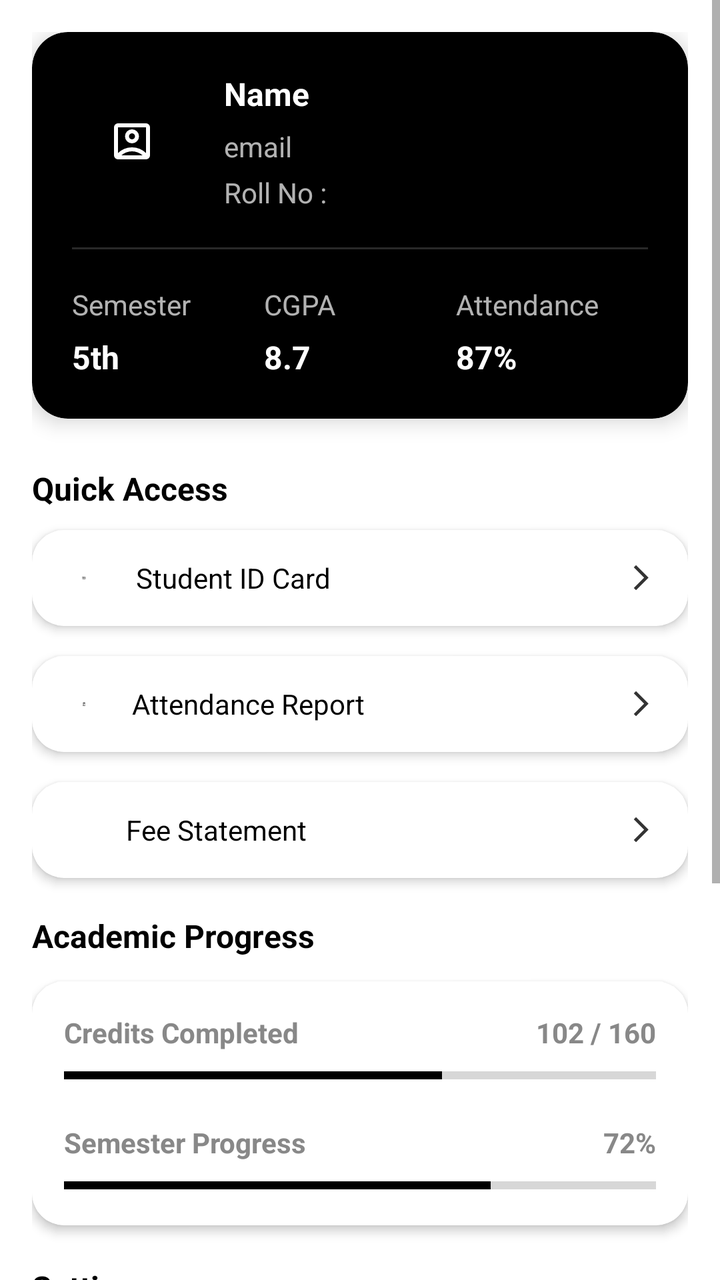
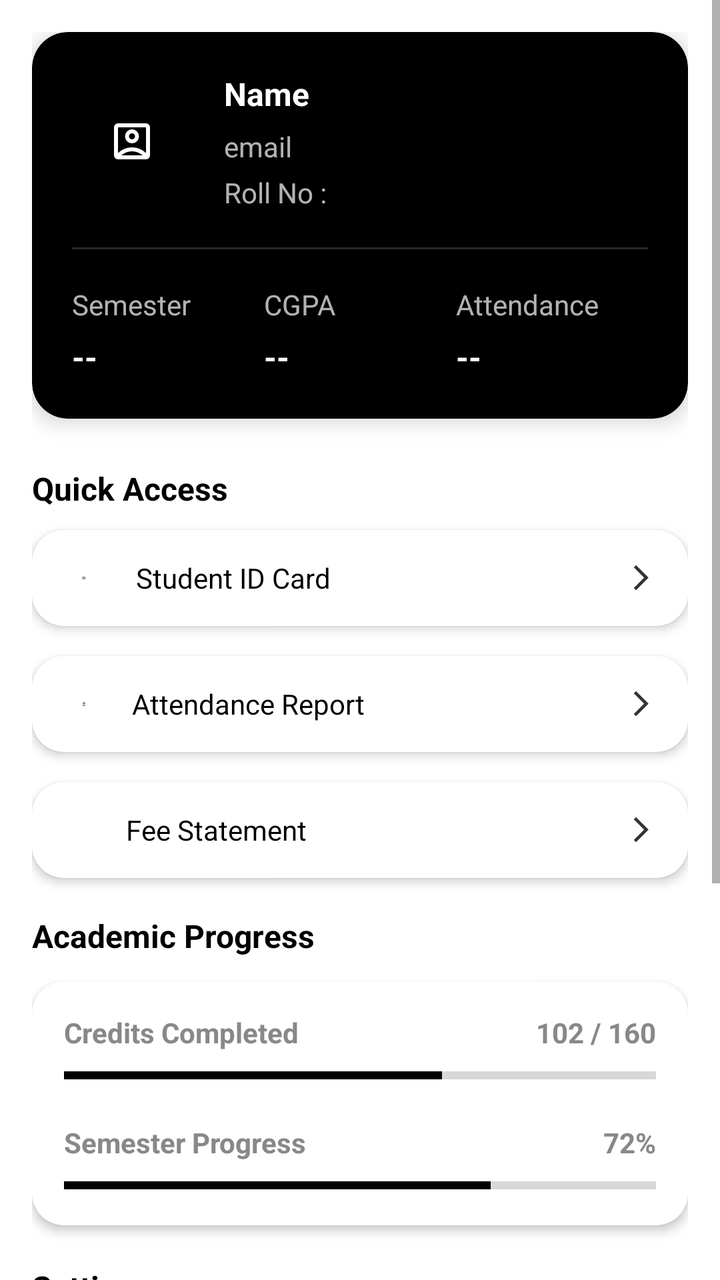

An Android layout rendered at two revisions. The XML below is the earlier revision; the diff shows what the commit changed to produce the second picture.
<!-- AndroidManifest.xml: application theme Theme.StudentOrganizer -->
<!-- res/layout/fragment_profile.xml -->
<?xml version="1.0" encoding="utf-8"?>
<ScrollView xmlns:android="http://schemas.android.com/apk/res/android"
    xmlns:app="http://schemas.android.com/apk/res-auto"
    android:layout_width="match_parent"
    android:layout_height="match_parent"
    android:fillViewport="true">

    <LinearLayout
        android:layout_width="match_parent"
        android:layout_height="wrap_content"
        android:orientation="vertical"
        android:padding="16dp">

        <androidx.cardview.widget.CardView
            android:layout_width="match_parent"
            android:layout_height="wrap_content"
            app:cardCornerRadius="18dp"
            app:cardElevation="6dp"
            app:cardBackgroundColor="@color/black">

            <LinearLayout
                android:layout_width="match_parent"
                android:layout_height="wrap_content"
                android:orientation="vertical"
                android:padding="20dp">

                <LinearLayout
                    android:layout_width="match_parent"
                    android:layout_height="wrap_content"
                    android:gravity="center_vertical"
                    android:orientation="horizontal">

                    <ImageView
                        android:id="@+id/imgProfile"
                        android:layout_width="60dp"
                        android:layout_height="60dp"
                        android:src="@drawable/ic_account_box"
                        app:tint="@color/white"
                        android:padding="18dp"/>

                    <LinearLayout
                        android:layout_width="0dp"
                        android:layout_height="wrap_content"
                        android:layout_marginStart="16dp"
                        android:layout_weight="1"
                        android:orientation="vertical">

                        <TextView
                            android:id="@+id/tvName"
                            android:layout_width="wrap_content"
                            android:layout_height="wrap_content"
                            android:text="Name"
                            android:textColor="@color/white"
                            android:textSize="16sp"
                            android:textStyle="bold"/>

                        <TextView
                            android:id="@+id/tvEmail"
                            android:layout_width="wrap_content"
                            android:layout_height="wrap_content"
                            android:layout_marginTop="6dp"
                            android:text="email"
                            android:textColor="@color/white"
                            android:alpha="0.7"
                            android:textSize="14sp"/>

                        <TextView
                            android:id="@+id/tvRoll"
                            android:layout_width="wrap_content"
                            android:layout_height="wrap_content"
                            android:layout_marginTop="4dp"
                            android:text="Roll No :"
                            android:textColor="@color/white"
                            android:alpha="0.7"
                            android:textSize="14sp"/>

                    </LinearLayout>

                </LinearLayout>

                <View
                    android:layout_width="match_parent"
                    android:layout_height="1dp"
                    android:layout_marginTop="18dp"
                    android:background="@color/gray_light"
                    android:alpha="0.2"/>

                <LinearLayout
                    android:layout_width="match_parent"
                    android:layout_height="wrap_content"
                    android:layout_marginTop="18dp"
                    android:orientation="horizontal">

                    <LinearLayout
                        android:layout_width="0dp"
                        android:layout_height="wrap_content"
                        android:layout_weight="1"
                        android:orientation="vertical">

                        <TextView
                            android:layout_width="wrap_content"
                            android:layout_height="wrap_content"
                            android:text="Semester"
                            android:textColor="@color/white"
                            android:alpha="0.7"
                            android:textSize="14sp"/>

                        <TextView
                            android:id="@+id/tvSemester"
                            android:layout_width="wrap_content"
                            android:layout_height="wrap_content"
                            android:layout_marginTop="6dp"
                            android:text="5th"
                            android:textColor="@color/white"
                            android:textSize="16sp"
                            android:textStyle="bold"/>

                    </LinearLayout>

                    <LinearLayout
                        android:layout_width="0dp"
                        android:layout_height="wrap_content"
                        android:layout_weight="1"
                        android:orientation="vertical">

                        <TextView
                            android:layout_width="wrap_content"
                            android:layout_height="wrap_content"
                            android:text="CGPA"
                            android:textColor="@color/white"
                            android:alpha="0.7"
                            android:textSize="14sp"/>

                        <TextView
                            android:id="@+id/tvCgpa"
                            android:layout_width="wrap_content"
                            android:layout_height="wrap_content"
                            android:layout_marginTop="6dp"
                            android:text="8.7"
                            android:textColor="@color/white"
                            android:textSize="16sp"
                            android:textStyle="bold"/>

                    </LinearLayout>

                    <LinearLayout
                        android:layout_width="0dp"
                        android:layout_height="wrap_content"
                        android:layout_weight="1"
                        android:orientation="vertical">

                        <TextView
                            android:layout_width="wrap_content"
                            android:layout_height="wrap_content"
                            android:text="Attendance"
                            android:textColor="@color/white"
                            android:alpha="0.7"
                            android:textSize="14sp"/>

                        <TextView
                            android:id="@+id/tvAttendance"
                            android:layout_width="wrap_content"
                            android:layout_height="wrap_content"
                            android:layout_marginTop="6dp"
                            android:text="87%"
                            android:textColor="@color/white"
                            android:textSize="16sp"
                            android:textStyle="bold"/>

                    </LinearLayout>
                </LinearLayout>
            </LinearLayout>
        </androidx.cardview.widget.CardView>


        <TextView
            android:layout_width="wrap_content"
            android:layout_height="wrap_content"
            android:layout_marginTop="24dp"
            android:layout_marginBottom="10dp"
            android:text="Quick Access"
            android:textColor="@color/black"
            android:textSize="16sp"
            android:textStyle="bold"/>

        <androidx.cardview.widget.CardView
            android:layout_width="match_parent"
            android:layout_height="48dp"
            android:layout_marginBottom="15dp"
            app:cardCornerRadius="16dp"
            app:cardElevation="3dp">

            <LinearLayout
                android:layout_width="match_parent"
                android:layout_height="match_parent"
                android:gravity="center_vertical"
                android:orientation="horizontal"
                android:paddingHorizontal="16dp">

                <ImageView
                    android:layout_width="20dp"
                    android:layout_height="20dp"
                    android:src="@drawable/ic_id_card"
                    android:padding="9dp"
                    app:tint="@color/black"/>

                <TextView
                    android:layout_width="0dp"
                    android:layout_height="wrap_content"
                    android:layout_marginStart="16dp"
                    android:layout_weight="1"
                    android:text="Student ID Card"
                    android:textColor="@color/black"
                    android:textSize="14sp"/>

                <ImageView
                    android:layout_width="15dp"
                    android:layout_height="15dp"
                    android:src="@drawable/ic_arrow_forward"
                    app:tint="@color/gray_dark"/>

            </LinearLayout>

        </androidx.cardview.widget.CardView>


        <androidx.cardview.widget.CardView
            android:id="@+id/cardAttendanceReport"
            android:layout_width="match_parent"
            android:layout_height="48dp"
            android:layout_marginBottom="15dp"
            android:clickable="true"
            android:focusable="true"
            android:foreground="?android:attr/selectableItemBackground"
            app:cardCornerRadius="16dp"
            app:cardElevation="3dp">

            <LinearLayout
                android:layout_width="match_parent"
                android:layout_height="match_parent"
                android:gravity="center_vertical"
                android:orientation="horizontal"
                android:paddingHorizontal="16dp">

                <ImageView
                    android:layout_width="20dp"
                    android:layout_height="20dp"
                    android:src="@drawable/ic_report"
                    android:padding="9dp"
                    app:tint="@color/black"/>

                <TextView
                    android:layout_width="0dp"
                    android:layout_height="wrap_content"
                    android:layout_marginStart="14dp"
                    android:layout_weight="1"
                    android:text="Attendance Report"
                    android:textColor="@color/black"
                    android:textSize="14sp"/>

                <ImageView
                    android:layout_width="15dp"
                    android:layout_height="15dp"
                    android:src="@drawable/ic_arrow_forward"
                    app:tint="@color/gray_dark"/>
            </LinearLayout>

        </androidx.cardview.widget.CardView>

        <androidx.cardview.widget.CardView
            android:layout_width="match_parent"
            android:layout_height="48dp"
            android:layout_marginBottom="18dp"
            app:cardCornerRadius="16dp"
            app:cardElevation="3dp"
            app:cardBackgroundColor="@color/white">

            <LinearLayout
                android:layout_width="match_parent"
                android:layout_height="match_parent"
                android:gravity="center_vertical"
                android:orientation="horizontal"
                android:paddingHorizontal="16dp">

                <ImageView
                    android:layout_width="17dp"
                    android:layout_height="20dp"
                    android:src="@drawable/ic_rupee"
                    android:padding="9dp"
                    app:tint="@color/black" />

                <TextView
                    android:layout_width="0dp"
                    android:layout_height="wrap_content"
                    android:layout_marginStart="14dp"
                    android:layout_weight="1"
                    android:text="Fee Statement"
                    android:textColor="@color/black"
                    android:textSize="14sp"/>

                <ImageView
                    android:layout_width="15dp"
                    android:layout_height="15dp"
                    android:src="@drawable/ic_arrow_forward"
                    app:tint="@color/gray_dark"/>

            </LinearLayout>

        </androidx.cardview.widget.CardView>
        <TextView
            android:layout_width="wrap_content"
            android:layout_height="wrap_content"
            android:layout_marginBottom="12dp"
            android:text="Academic Progress"
            android:textColor="@color/black"
            android:textSize="16sp"
            android:textStyle="bold"/>

        <androidx.cardview.widget.CardView
            android:layout_width="match_parent"
            android:layout_height="wrap_content"
            android:layout_marginBottom="20dp"
            app:cardCornerRadius="16dp"
            app:cardElevation="3dp">

            <LinearLayout
                android:layout_width="match_parent"
                android:layout_height="wrap_content"
                android:orientation="vertical"
                android:padding="16dp">

                <LinearLayout
                    android:layout_width="match_parent"
                    android:layout_height="wrap_content"
                    android:orientation="horizontal">

                    <TextView
                        android:layout_width="0dp"
                        android:layout_height="wrap_content"
                        android:layout_weight="1"
                        android:text="Credits Completed"
                        android:textColor="@color/gray_medium"
                        android:textSize="14sp"
                        android:textStyle="bold"/>

                    <TextView
                        android:id="@+id/tvCredits"
                        android:layout_width="wrap_content"
                        android:layout_height="wrap_content"
                        android:text="102 / 160"
                        android:textColor="@color/gray_medium"
                        android:textStyle="bold"/>

                </LinearLayout>

                <ProgressBar
                    android:id="@+id/progressCredits"
                    style="?android:attr/progressBarStyleHorizontal"
                    android:progressTint="@color/black"
                    android:layout_width="match_parent"
                    android:layout_height="8dp"
                    android:layout_marginTop="8dp"
                    android:max="160"
                    android:progress="102"/>

                <LinearLayout
                    android:layout_width="match_parent"
                    android:layout_height="wrap_content"
                    android:layout_marginTop="20dp"
                    android:orientation="horizontal">

                    <TextView
                        android:layout_width="0dp"
                        android:layout_height="wrap_content"
                        android:layout_weight="1"
                        android:text="Semester Progress"
                        android:textSize="14sp"
                        android:textColor="@color/gray_medium"
                        android:textStyle="bold"/>

                    <TextView
                        android:id="@+id/tvSemesterProgress"
                        android:layout_width="wrap_content"
                        android:layout_height="wrap_content"
                        android:text="72%"
                        android:textColor="@color/gray_medium"
                        android:textStyle="bold"/>

                </LinearLayout>

                <ProgressBar
                    android:id="@+id/progressSemester"
                    style="?android:attr/progressBarStyleHorizontal"
                    android:progressTint="@color/black"
                    android:layout_width="match_parent"
                    android:layout_height="8dp"
                    android:layout_marginTop="8dp"
                    android:max="100"
                    android:progress="72"/>

            </LinearLayout>

        </androidx.cardview.widget.CardView>

        <TextView
            android:layout_width="wrap_content"
            android:layout_height="wrap_content"
            android:layout_marginBottom="12dp"
            android:text="Settings"
            android:textSize="16sp"
            android:textColor="@color/black"
            android:textStyle="bold"/>

        <androidx.cardview.widget.CardView
            android:layout_width="match_parent"
            android:layout_height="wrap_content"
            android:layout_marginBottom="20dp"
            app:cardCornerRadius="16dp"
            app:cardElevation="3dp">

            <LinearLayout
                android:layout_width="match_parent"
                android:layout_height="wrap_content"
                android:orientation="vertical">

                <LinearLayout
                    android:id="@+id/layoutNotification"
                    android:layout_width="match_parent"
                    android:layout_height="60dp"
                    android:gravity="center_vertical"
                    android:orientation="horizontal"
                    android:paddingHorizontal="16dp">

                    <ImageView
                        android:layout_width="24dp"
                        android:layout_height="24dp"
                        android:src="@drawable/ic_notifications"
                        app:tint="@color/black"/>

                    <TextView
                        android:layout_width="0dp"
                        android:layout_height="wrap_content"
                        android:layout_marginStart="16dp"
                        android:layout_weight="1"
                        android:text="Notifications"
                        android:textColor="@color/black"
                        android:textSize="16sp"/>

                    <ImageView
                        android:layout_width="20dp"
                        android:layout_height="20dp"
                        android:src="@drawable/ic_arrow_forward"
                        app:tint="@color/gray_medium"/>

                </LinearLayout>

                <View
                    android:layout_width="match_parent"
                    android:layout_height="1dp"
                    android:background="?android:attr/dividerVertical"
                    android:alpha="0.2"/>

                <LinearLayout
                    android:id="@+id/layoutSettings"
                    android:layout_width="match_parent"
                    android:layout_height="60dp"
                    android:gravity="center_vertical"
                    android:orientation="horizontal"
                    android:paddingHorizontal="16dp">

                    <ImageView
                        android:layout_width="24dp"
                        android:layout_height="24dp"
                        android:src="@drawable/ic_notes"
                        app:tint="@color/black"/>

                    <TextView
                        android:layout_width="0dp"
                        android:layout_height="wrap_content"
                        android:layout_marginStart="16dp"
                        android:layout_weight="1"
                        android:textColor="@color/black"
                        android:text="App Settings"
                        android:textSize="16sp"/>

                    <ImageView
                        android:layout_width="20dp"
                        android:layout_height="20dp"
                        android:src="@drawable/ic_arrow_forward"
                        app:tint="@color/gray_medium"/>

                </LinearLayout>

                <View
                    android:layout_width="match_parent"
                    android:layout_height="1dp"
                    android:background="?android:attr/dividerVertical"
                    android:alpha="0.2"/>

                <LinearLayout
                    android:id="@+id/layoutLogout"
                    android:layout_width="match_parent"
                    android:layout_height="60dp"
                    android:gravity="center_vertical"
                    android:orientation="horizontal"
                    android:paddingHorizontal="16dp">

                    <ImageView
                        android:layout_width="24dp"
                        android:layout_height="24dp"
                        android:src="@drawable/ic_logout"
                        app:tint="#D32F2F"/>

                    <TextView
                        android:layout_width="0dp"
                        android:layout_height="wrap_content"
                        android:layout_marginStart="16dp"
                        android:layout_weight="1"
                        android:text="Logout"
                        android:textColor="#D32F2F"
                        android:textSize="16sp"
                        android:textStyle="bold"/>

                    <ImageView
                        android:layout_width="20dp"
                        android:layout_height="20dp"
                        android:src="@drawable/ic_arrow_forward"
                        app:tint="#D32F2F"/>

                </LinearLayout>

            </LinearLayout>

        </androidx.cardview.widget.CardView>
        <TextView
            android:layout_width="wrap_content"
            android:layout_height="wrap_content"
            android:layout_gravity="center_horizontal"
            android:layout_marginBottom="24dp"
            android:text="Student Organizer v1.0"
            android:textColor="@color/gray_medium"
            android:textSize="14sp"/>
    </LinearLayout>
</ScrollView>
<!-- resources referenced by this layout -->
<resources>
  <color name="black">#FF000000</color>
  <color name="gray_dark">#FF333333</color>
  <color name="gray_light">#FFCCCCCC</color>
  <color name="gray_medium">#FF888888</color>
  <color name="white">#FFFFFFFF</color>
  <!-- drawable ic_arrow_forward (drawable) -->
  <vector xmlns:android="http://schemas.android.com/apk/res/android" android:autoMirrored="true" android:height="24dp" android:tint="@android:color/darker_gray" android:viewportHeight="960" android:viewportWidth="960" android:width="24dp">
        
      <path android:fillColor="@android:color/white" android:pathData="M321,880L250,809L579,480L250,151L321,80L721,480L321,880Z"/>
      
  </vector>
  <!-- drawable ic_logout (drawable) -->
  <vector xmlns:android="http://schemas.android.com/apk/res/android" android:height="20dp" android:viewportHeight="24" android:viewportWidth="24" android:width="20dp">
        
      <path android:fillColor="#00000000" android:pathData="M14,20H6C4.895,20 4,19.105 4,18L4,6C4,4.895 4.895,4 6,4H14M10,12H21M21,12L18,15M21,12L18,9" android:strokeColor="#ff0000" android:strokeLineCap="round" android:strokeLineJoin="round" android:strokeWidth="2"/>
      
  </vector>
  <!-- drawable ic_notes (drawable) -->
  <vector xmlns:android="http://schemas.android.com/apk/res/android" android:height="200dp" android:viewportHeight="32" android:viewportWidth="32" android:width="200dp">
        
      <path android:fillColor="#ffffff" android:pathData="M25,26a1,1 0,0 1,-1 1H8a1,1 0,0 1,-1 -1V5H17V3H5V26a3,3 0,0 0,3 3H24a3,3 0,0 0,3 -3V13H25Z"/>
        
      <path android:fillColor="#ffffff" android:pathData="M27.12,2.88a3.08,3.08 0,0 0,-4.24 0L17,8.75 16,14.05 21.25,13l5.87,-5.87A3,3 0,0 0,27.12 2.88ZM20.26,11.15 L18.5,11.5 18.85,9.74 22.17,6.41 23.59,7.83ZM25.71,5.71 L25,6.41L23.59,5l0.7,-0.71h0a1,1 0,0 1,1.42 0A1,1 0,0 1,25.71 5.71Z"/>
      
  </vector>
  <!-- drawable ic_notifications (drawable) -->
  <vector xmlns:android="http://schemas.android.com/apk/res/android"
      android:width="24dp"
      android:height="24dp"
      android:viewportWidth="24"
      android:viewportHeight="24"
      android:tint="@color/white">
      <path
          android:fillColor="@color/white"
          android:pathData="M12,22c1.1,0,2-0.9,2-2h-4C10,21.1,10.9,22,12,22z M18,16v-5c0-3.07-1.63-5.64-4.5-6.32V4c0-0.83-0.67-1.5-1.5-1.5s-1.5,0.67-1.5,1.5v0.68C7.64,4.36,6,6.92,6,10v5l-2,2v1h16v-1L18,16z"/>
  </vector>
  <!-- drawable ic_report (drawable) -->
  <vector xmlns:android="http://schemas.android.com/apk/res/android"
      android:width="200dp"
      android:height="200dp"
      android:viewportWidth="32"
      android:viewportHeight="32">
    <path
        android:pathData="M10,18h8v2h-8z"
        android:fillColor="#000000"/>
    <path
        android:pathData="M10,13h12v2h-12z"
        android:fillColor="#000000"/>
    <path
        android:pathData="M10,23h5v2h-5z"
        android:fillColor="#000000"/>
    <path
        android:pathData="M25,5H22V4a2,2 0,0 0,-2 -2H12a2,2 0,0 0,-2 2V5H7A2,2 0,0 0,5 7V28a2,2 0,0 0,2 2H25a2,2 0,0 0,2 -2V7A2,2 0,0 0,25 5ZM12,4h8V8H12ZM25,28H7V7h3v3H22V7h3Z"
        android:fillColor="#000000"/>
  </vector>
  <!-- drawable ic_rupee (drawable) -->
  <vector xmlns:android="http://schemas.android.com/apk/res/android" android:height="20dp" android:viewportHeight="24" android:viewportWidth="24" android:width="20dp">
        
      <path android:fillColor="#00000000" android:pathData="M6,4H10.5M10.5,4C12.985,4 15,6.015 15,8.5C15,10.985 12.985,13 10.5,13H6L13,20M10.5,4H18M6,8.5H18" android:strokeColor="#000000" android:strokeLineCap="round" android:strokeLineJoin="round" android:strokeWidth="2"/>
      
  </vector>
  <!-- unchanged entries left out for length: 3 -->
</resources>

<!-- the commit's change to res/layout/fragment_profile.xml (unified diff, before → after) -->
@@ -110,7 +110,7 @@
                             android:layout_width="wrap_content"
                             android:layout_height="wrap_content"
                             android:layout_marginTop="6dp"
-                            android:text="5th"
+                            android:text="--"
                             android:textColor="@color/white"
                             android:textSize="16sp"
                             android:textStyle="bold"/>
@@ -136,7 +136,7 @@
                             android:layout_width="wrap_content"
                             android:layout_height="wrap_content"
                             android:layout_marginTop="6dp"
-                            android:text="8.7"
+                            android:text="--"
                             android:textColor="@color/white"
                             android:textSize="16sp"
                             android:textStyle="bold"/>
@@ -162,7 +162,7 @@
                             android:layout_width="wrap_content"
                             android:layout_height="wrap_content"
                             android:layout_marginTop="6dp"
-                            android:text="87%"
+                            android:text="--"
                             android:textColor="@color/white"
                             android:textSize="16sp"
                             android:textStyle="bold"/>
